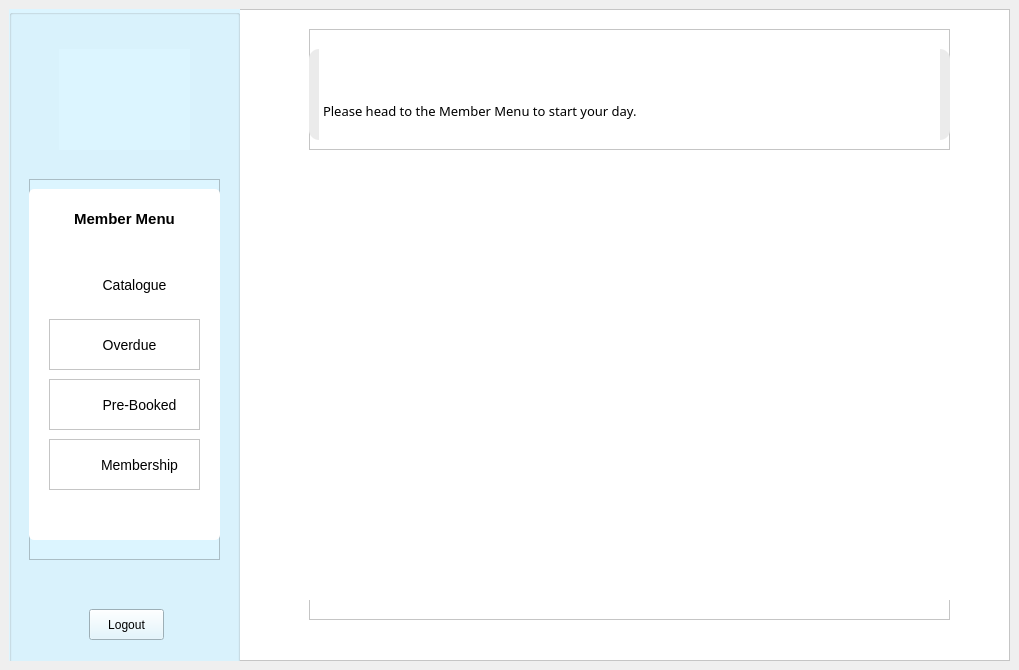
This is LIS/memberhome.ui in TenacioussD/library_information_system as Qt 5 draws it before an edit. The edited form follows.
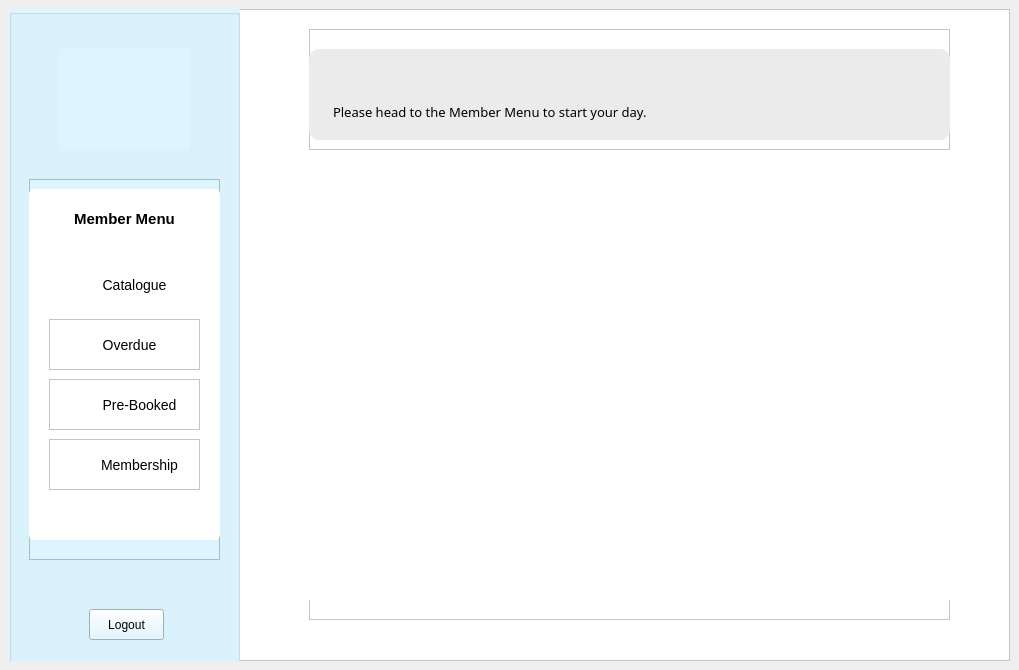
This is the edited form. Icons and pictures are not drawn.

```diff
--- a/LIS/memberhome.ui
+++ b/LIS/memberhome.ui
@@ -428,18 +428,15 @@
          <string/>
         </property>
        </widget>
-       <widget class="QWidget" name="">
-        <property name="geometry">
-         <rect>
-          <x>10</x>
-          <y>20</y>
-          <width>621</width>
-          <height>91</height>
-         </rect>
-        </property>
-        <layout class="QVBoxLayout" name="verticalLayout_2">
-         <item>
           <widget class="QPlainTextEdit" name="userName">
+        <property name="geometry">
+         <rect>
+          <x>20</x>
+          <y>40</y>
+          <width>619</width>
+          <height>31</height>
+         </rect>
+        </property>
            <property name="styleSheet">
             <string notr="true">font-family: Baloo 2;
 font-weight: bold;
@@ -449,13 +446,25 @@
            <property name="frameShape">
             <enum>QFrame::NoFrame</enum>
            </property>
+        <property name="verticalScrollBarPolicy">
+         <enum>Qt::ScrollBarAlwaysOff</enum>
+        </property>
+        <property name="readOnly">
+         <bool>true</bool>
+        </property>
            <property name="plainText">
             <string/>
            </property>
           </widget>
-         </item>
-         <item>
           <widget class="QPlainTextEdit" name="plainTextEdit_4">
+        <property name="geometry">
+         <rect>
+          <x>20</x>
+          <y>70</y>
+          <width>619</width>
+          <height>31</height>
+         </rect>
+        </property>
            <property name="styleSheet">
             <string notr="true">background: transparent;
 font-family: Baloo 2;
@@ -464,12 +473,15 @@
            <property name="frameShape">
             <enum>QFrame::NoFrame</enum>
            </property>
+        <property name="verticalScrollBarPolicy">
+         <enum>Qt::ScrollBarAlwaysOff</enum>
+        </property>
+        <property name="readOnly">
+         <bool>true</bool>
+        </property>
            <property name="plainText">
             <string>Please head to the Member Menu to start your day.</string>
            </property>
-          </widget>
-         </item>
-        </layout>
        </widget>
       </widget>
       <widget class="QFrame" name="frame_5">
```
Lines whose indentation alone changed are shown as unchanged.
